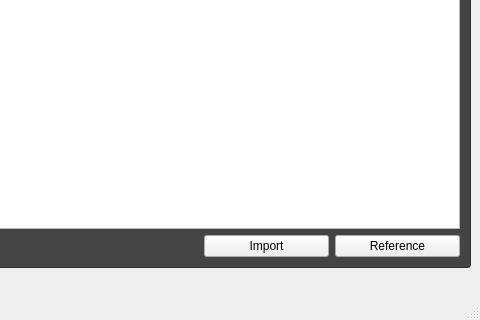
This is ui/common/mayaUI.ui in mfessenden/vfx_assetmanager as Qt 5 draws it before an edit; both pictures show x 260 to 740 and y 485 to 805 of the 740 by 805 pixel window. The edited form follows.
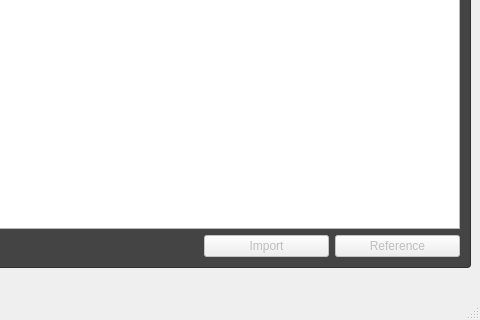
This is the edited form. Icons and pictures are not drawn.

Patch:
```diff
--- a/ui/common/mayaUI.ui
+++ b/ui/common/mayaUI.ui
@@ -365,6 +365,9 @@
                   </item>
                   <item>
                    <widget class="QPushButton" name="assets_btn_imp">
+                    <property name="enabled">
+                     <bool>false</bool>
+                    </property>
                     <property name="sizePolicy">
                      <sizepolicy hsizetype="Fixed" vsizetype="Fixed">
                       <horstretch>0</horstretch>
@@ -380,10 +383,16 @@
                     <property name="text">
                      <string>Import</string>
                     </property>
+                    <property name="checkable">
+                     <bool>true</bool>
+                    </property>
                    </widget>
                   </item>
                   <item>
                    <widget class="QPushButton" name="assets_btn_ref">
+                    <property name="enabled">
+                     <bool>false</bool>
+                    </property>
                     <property name="sizePolicy">
                      <sizepolicy hsizetype="Fixed" vsizetype="Fixed">
                       <horstretch>0</horstretch>
```
Left out of the diff: 21 changed lines with no effect on the pictures.
